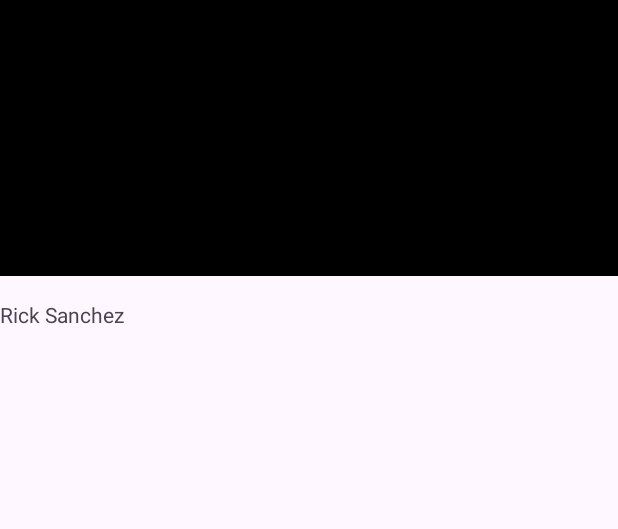
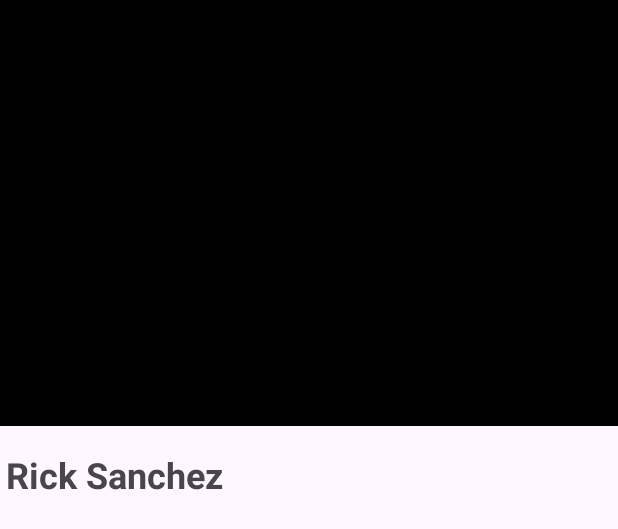
Before and after one commit to miguelpereztrujillo21/Rick-Morty, an Android app: the layout activity_character_detail.xml on its own in the app's theme, with its tools: preview values and no code run, on a phone screen of 412 x 824 dp. Shown: the top 529 px of the screen. Run offline under Robolectric (Android 15) with nearby library versions, the phone set to English and light mode, and no system bars.

Commit message:
Edit character detail

```diff
--- a/app/src/main/java/com/example/rickmorty/modules/helpers/Utils.kt
+++ b/app/src/main/java/com/example/rickmorty/modules/helpers/Utils.kt
@@ -13,7 +13,6 @@ object Utils {
     }
 
     fun setStatusIcon(isAlive: String?): Int {
-
         return if (isAlive?.equals(Constants.STATUS_ALIVE) == true) {
             R.drawable.ic_live
         } else if (isAlive?.equals(Constants.STATUS_DEAD) == true) {
@@ -21,9 +20,9 @@ object Utils {
         } else {
             R.drawable.ic_wanted
         }
+    }
 
-    }
-    fun setGenderIcon(gender : String?): Int {
+    fun setGenderIcon(gender: String?): Int {
         return if (gender?.equals(Constants.GENDER_MALE) == true) {
             R.drawable.ic_male
         } else if (gender?.equals(Constants.GENDER_FEMALE) == true) {
--- a/app/src/main/java/com/example/rickmorty/modules/modules/main/MainActivity.kt
+++ b/app/src/main/java/com/example/rickmorty/modules/modules/main/MainActivity.kt
@@ -39,6 +39,9 @@ class MainActivity : AppCompatActivity() {
                 setUpRecycler(it.results)
             }
         })
+        viewModel.error.observe(this,{
+            //TODO
+        })
     }
 
     fun setUpRecycler(characters: ArrayList<Character>?) {
--- a/app/src/main/res/layout/activity_character_detail.xml
+++ b/app/src/main/res/layout/activity_character_detail.xml
@@ -18,27 +18,31 @@
         <ImageView
             android:id="@+id/image_character_detail"
             android:layout_width="match_parent"
-            android:layout_height="200dp"
+            android:layout_height="300dp"
             android:paddingBottom="@dimen/mid_large_margin"
             android:scaleType="centerCrop"
-            tools:src="@color/black"
             app:layout_constraintEnd_toEndOf="parent"
             app:layout_constraintStart_toStartOf="parent"
-            app:layout_constraintTop_toTopOf="parent" />
+            app:layout_constraintTop_toTopOf="parent"
+            tools:src="@color/black" />
 
         <TextView
             android:id="@+id/text_name_character_detail"
+            style="@style/title_text"
             android:layout_width="wrap_content"
             android:layout_height="wrap_content"
+            android:layout_marginStart="@dimen/small_margin"
             android:textAlignment="textStart"
             app:layout_constraintStart_toStartOf="parent"
-            tools:text= "Rick Sanchez"
-            app:layout_constraintTop_toBottomOf="@+id/image_character_detail" />
+            app:layout_constraintTop_toBottomOf="@+id/image_character_detail"
+            tools:text="Rick Sanchez" />
 
         <ImageView
             android:id="@+id/image_status_character_detail"
             android:layout_width="20dp"
             android:layout_height="20dp"
+            android:layout_marginStart="@dimen/mid_large_margin"
+            android:layout_marginTop="@dimen/mid_margin"
             app:layout_constraintStart_toEndOf="@+id/text_name_character_detail"
             app:layout_constraintTop_toBottomOf="@id/image_character_detail" />
 
@@ -46,6 +50,7 @@
             android:id="@+id/image_gender_character_detail"
             android:layout_width="20dp"
             android:layout_height="20dp"
+            android:layout_marginTop="@dimen/mid_margin"
             app:layout_constraintStart_toEndOf="@+id/image_status_character_detail"
             app:layout_constraintTop_toBottomOf="@id/image_character_detail" />
 
@@ -53,10 +58,29 @@
             android:id="@+id/text_species_character_detail"
             android:layout_width="match_parent"
             android:layout_height="wrap_content"
+            android:layout_margin="@dimen/mid_margin"
+            android:textSize="16sp"
             app:layout_constraintEnd_toEndOf="parent"
             app:layout_constraintStart_toStartOf="parent"
             app:layout_constraintTop_toBottomOf="@+id/text_name_character_detail" />
 
+        <TextView
+            android:id="@+id/text_origin_character_detail"
+            android:layout_width="wrap_content"
+            android:layout_height="wrap_content"
+            android:layout_margin="@dimen/mid_margin"
+            android:textSize="16sp"
+            app:layout_constraintStart_toStartOf="parent"
+            app:layout_constraintTop_toBottomOf="@id/text_species_character_detail" />
+
+        <TextView
+            android:id="@+id/text_location_character_detail"
+            android:layout_width="wrap_content"
+            android:layout_height="wrap_content"
+            android:layout_margin="@dimen/mid_margin"
+            android:textSize="16sp"
+            app:layout_constraintStart_toStartOf="parent"
+            app:layout_constraintTop_toBottomOf="@+id/text_origin_character_detail" />
 
     </androidx.constraintlayout.widget.ConstraintLayout>
 </layout>
--- /dev/null
+++ b/app/src/main/res/values/styles.xml
@@ -0,0 +1,8 @@
+<?xml version="1.0" encoding="utf-8"?>
+<resources>
+    <style name="title_text" >
+        <item name="android:textSize">24sp</item>
+        <item name="android:textStyle">bold</item>
+        <item name="textAllCaps">false</item>
+    </style>
+</resources>
```
Also changed, not shown: app/src/main/java/com/example/rickmorty/modules/modules/character_detail/ActivityCharacterDetail.kt (+4 -4 lines), app/src/main/res/values/strings.xml (+6 -1 lines).
